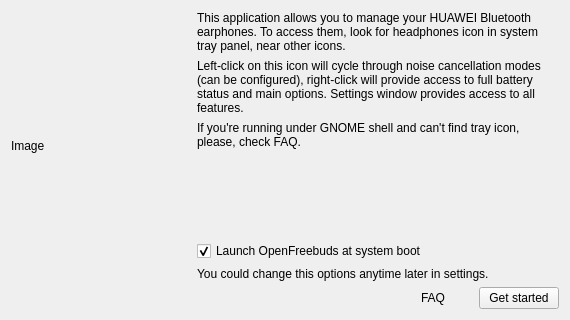
Before: the Qt Designer form openfreebuds_qt/designer/first_run_dialog.ui in melianmiko/OpenFreebuds, drawn with Qt 5.
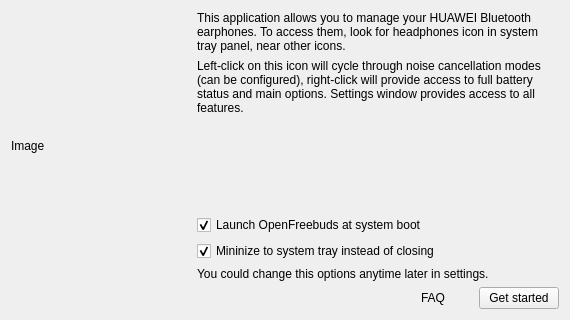
After: the same form once the commit is applied.

```diff
--- a/openfreebuds_qt/designer/first_run_dialog.ui
+++ b/openfreebuds_qt/designer/first_run_dialog.ui
@@ -131,22 +131,6 @@
            </property>
           </widget>
          </item>
-         <item>
-          <widget class="QLabel" name="linux_notice">
-           <property name="sizePolicy">
-            <sizepolicy hsizetype="Preferred" vsizetype="Fixed">
-             <horstretch>0</horstretch>
-             <verstretch>0</verstretch>
-            </sizepolicy>
-           </property>
-           <property name="text">
-            <string>If you're running under GNOME shell and can't find tray icon, please, check FAQ.</string>
-           </property>
-           <property name="wordWrap">
-            <bool>true</bool>
-           </property>
-          </widget>
-         </item>
          <item>
           <spacer name="verticalSpacer_2">
            <property name="orientation">
@@ -170,6 +154,16 @@
            </property>
           </widget>
          </item>
+         <item>
+          <widget class="QCheckBox" name="background_checkbox">
+           <property name="text">
+            <string>Mininize to system tray instead of closing</string>
+           </property>
+           <property name="checked">
+            <bool>true</bool>
+           </property>
+          </widget>
+         </item>
          <item>
           <widget class="QLabel" name="label_5">
            <property name="text">
```
Left out of the diff: 4 changed lines with no effect on the pictures.
